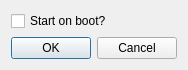
First picture: the form in Forms/dialog.ui, repository jasonodonnell/twitchcreep, before the edit.
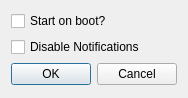
Second picture: the form after the edit.

```diff
--- a/Forms/dialog.ui
+++ b/Forms/dialog.ui
@@ -7,7 +7,7 @@
     <x>0</x>
     <y>0</y>
     <width>184</width>
-    <height>70</height>
+    <height>98</height>
    </rect>
   </property>
   <property name="windowTitle">
@@ -21,6 +21,13 @@
      </property>
     </widget>
    </item>
+   <item>
+    <widget class="QCheckBox" name="notificationCheckBox">
+     <property name="text">
+      <string>Disable Notifications</string>
+     </property>
+    </widget>
+   </item>
    <item>
     <widget class="QDialogButtonBox" name="buttonBox">
      <property name="orientation">
```
Left out of the diff: 4 changed lines with no effect on the pictures.
